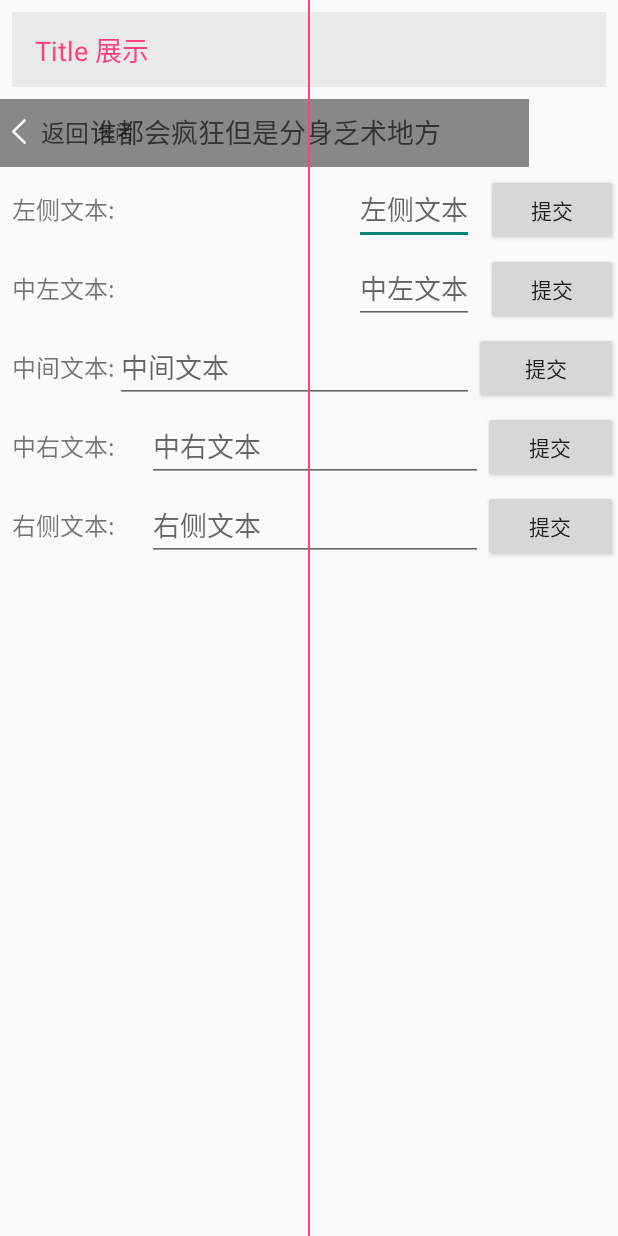
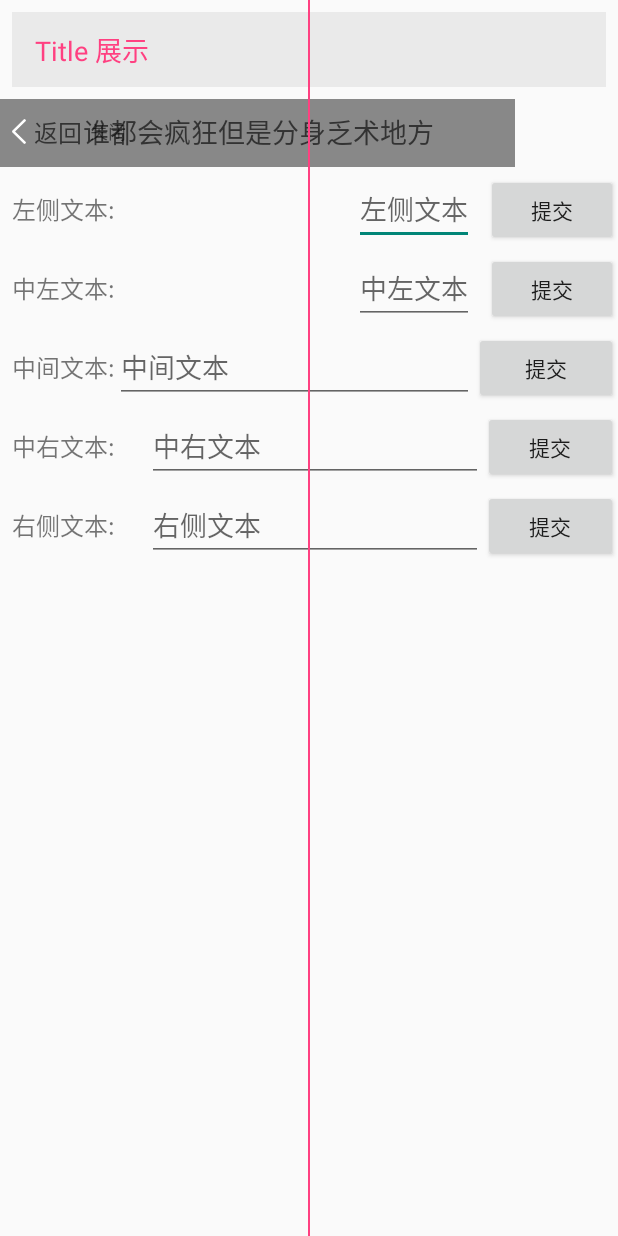
Before and after one commit to bonebug/TitleBar, an Android app: the screen it shows after launch (MainActivity), on a phone screen of 412 x 824 dp. Run offline under Robolectric (Android 15) with nearby library versions, the phone set to English and light mode, and no system bars.

Commit message:
1.抽取图片位置常量类 2.默认图片间距为5dp 3.添加输入参数类型限制

```diff
--- a/app/src/main/java/bone/com/myconstaintlayoutshowdemos/MainActivity.java
+++ b/app/src/main/java/bone/com/myconstaintlayoutshowdemos/MainActivity.java
@@ -9,7 +9,6 @@ import android.widget.Button;
 import android.widget.EditText;
 
 import gome.com.commontitlelibs.CustomTittleView;
-import gome.com.commonutilslibs.DensityUtil;
 
 public class MainActivity extends AppCompatActivity {
     private CustomTittleView tittleView;
@@ -33,7 +32,6 @@ public class MainActivity extends AppCompatActivity {
         tittleView.setLeftTittleText(leftTitle);
         tittleView.setBackgroundColor(Color.GRAY);
         tittleView.setLeftViewLeftDrawable(R.drawable.ic_message_back_arrow);
-        tittleView.getLeftView().setCompoundDrawablePadding(DensityUtil.dip2px(MainActivity.this,10));
 
         tittleView.setCenterLeftViewText("关闭");
         leftTextET = findViewById(R.id.et_leftviewtext);
--- a/commontitlelibs/src/main/java/gome/com/commontitlelibs/CustomTittleView.java
+++ b/commontitlelibs/src/main/java/gome/com/commontitlelibs/CustomTittleView.java
@@ -4,7 +4,10 @@ import android.app.Activity;
 import android.content.Context;
 import android.content.res.TypedArray;
 import android.graphics.drawable.Drawable;
+import android.support.annotation.ColorRes;
+import android.support.annotation.DrawableRes;
 import android.support.annotation.NonNull;
+import android.support.annotation.StringRes;
 import android.support.constraint.ConstraintLayout;
 import android.support.v4.content.ContextCompat;
 import android.text.TextUtils;
@@ -35,10 +38,7 @@ public final class CustomTittleView extends ConstraintLayout {
      * 标记当前是否是自定义的tittle
      */
     private boolean isCustomTittle = false;
-    private final int LEFT = 0;
-    private final int CENTER = 1;
-    private final int RIGHT = 2;
-    private final int CENTER_RIGHT = 3;
+
     /**
      * 左侧文字的图片
      */
@@ -48,6 +48,8 @@ public final class CustomTittleView extends ConstraintLayout {
      * 自定义的titleview
      */
     private View customView;
+
+
 
     public CustomTittleView(Context context, AttributeSet attrs) {
         super(context, attrs);
@@ -108,7 +110,7 @@ public final class CustomTittleView extends ConstraintLayout {
 
         //设置左侧的图片
         if (leftTextDrawable != null) {
-            setTextViewDrawable(LEFT, leftTextDrawable, LEFT);
+            setTextViewDrawable(DrawableLocationConstant.LEFT, leftTextDrawable, DrawableLocationConstant.LEFT);
         }
 
     }
@@ -126,12 +128,12 @@ public final class CustomTittleView extends ConstraintLayout {
      * 页面初始化
      */
     private void init() {
-        mLeftTextView = (GomeTextView) findViewById(R.id.base_left);
-        mCenterTextView = (GomeTextView) findViewById(R.id.centertext);
-        mRightTextView = (GomeTextView) findViewById(R.id.base_right);
-        mCustomTittle = (ViewGroup) findViewById(R.id.fl_basetittle_content);
-        mCenterRightView = (GomeTextView) findViewById(R.id.centertext_right);
-        mCenterLeftView = (GomeTextView) findViewById(R.id.centertext_left);
+        mLeftTextView =  findViewById(R.id.base_left);
+        mCenterTextView =  findViewById(R.id.centertext);
+        mRightTextView =  findViewById(R.id.base_right);
+        mCustomTittle =  findViewById(R.id.fl_basetittle_content);
+        mCenterRightView =  findViewById(R.id.centertext_right);
+        mCenterLeftView =  findViewById(R.id.centertext_left);
     }
 
     /**
@@ -197,17 +199,17 @@ public final class CustomTittleView extends ConstraintLayout {
     /**
      * 设置 公共tittle 显示
      */
-    private void setViewVisiable(int type) {
+    private void setViewVisiable(@DrawableLocationConstant.DrawableLocation int type) {
         setVisibility(VISIBLE);
         if (!isCustomTittle) {
             switch (type) {
-                case LEFT:
+                case DrawableLocationConstant.LEFT:
                     mLeftTextView.setVisibility(VISIBLE);
                     break;
-                case CENTER:
+                case DrawableLocationConstant.CENTER:
                     mCenterTextView.setVisibility(VISIBLE);
                     break;
-                case RIGHT:
+                case DrawableLocationConstant.RIGHT:
                     mRightTextView.setVisibility(VISIBLE);
                     break;
                 default:
@@ -225,17 +227,17 @@ public final class CustomTittleView extends ConstraintLayout {
      * @param drawableLocation 0: left 1:right
      *                         图片位置
      */
-    public void setTextViewDrawable(int viewType, Drawable drawable, int drawableLocation) {
+    public void setTextViewDrawable(int viewType, Drawable drawable,@DrawableLocationConstant.DrawableLocation int drawableLocation) {
         drawable = getAvailableDrawable(drawable);
         setViewVisiable(viewType);
         switch (viewType) {
-            case LEFT:
+            case DrawableLocationConstant.LEFT:
                 setTextViewDrawableWithLocation(mLeftTextView, drawable, drawableLocation);
                 break;
-            case CENTER:
+            case DrawableLocationConstant.CENTER:
                 setTextViewDrawableWithLocation(mCenterTextView, drawable, drawableLocation);
                 break;
-            case RIGHT:
+            case DrawableLocationConstant.RIGHT:
                 setTextViewDrawableWithLocation(mRightTextView, drawable, drawableLocation);
                 break;
             default:
@@ -252,17 +254,17 @@ public final class CustomTittleView extends ConstraintLayout {
      * @param drawableLocation 0: left 1:right
      *                         图片位置
      */
-    public void setTextViewDrawableResource(int viewType, int drawableId, int drawableLocation) {
+    public void setTextViewDrawableResource(int viewType, @DrawableRes int drawableId, @DrawableLocationConstant.DrawableLocation int drawableLocation) {
         Drawable drawable = getViewDrawable(drawableId);
         setViewVisiable(viewType);
         switch (viewType) {
-            case LEFT:
+            case DrawableLocationConstant.LEFT:
                 setTextViewDrawableWithLocation(mLeftTextView, drawable, drawableLocation);
                 break;
-            case CENTER:
+            case DrawableLocationConstant.CENTER:
                 setTextViewDrawableWithLocation(mCenterTextView, drawable, drawableLocation);
                 break;
-            case RIGHT:
+            case DrawableLocationConstant.RIGHT:
                 setTextViewDrawableWithLocation(mRightTextView, drawable, drawableLocation);
                 break;
             default:
@@ -278,12 +280,12 @@ public final class CustomTittleView extends ConstraintLayout {
      * @param drawable
      * @param drawableLocation
      */
-    private void setTextViewDrawableWithLocation(TextView view, Drawable drawable, int drawableLocation) {
+    private void setTextViewDrawableWithLocation(TextView view, Drawable drawable,@DrawableLocationConstant.DrawableLocation int drawableLocation) {
         switch (drawableLocation) {
-            case LEFT:
+            case DrawableLocationConstant.LEFT:
                 view.setCompoundDrawables(drawable, null, null, null); // 设置左图标
                 break;
-            case RIGHT:
+            case DrawableLocationConstant.RIGHT:
                 view.setCompoundDrawables(null, null, drawable, null); // 设置右图标
                 break;
             default:
@@ -298,7 +300,7 @@ public final class CustomTittleView extends ConstraintLayout {
      *
      * @param colorId eg: R.color.blue
      */
-    public void setLeftTextColorResourceId(int colorId) {
+    public void setLeftTextColorResourceId(@ColorRes int colorId) {
         setTextColor(mLeftTextView, colorId);
     }
 
@@ -308,7 +310,7 @@ public final class CustomTittleView extends ConstraintLayout {
      *
      * @param colorId eg: R.color.blue
      */
-    public void setCenterTextColorResourceId(int colorId) {
+    public void setCenterTextColorResourceId(@ColorRes int colorId) {
 
         setTextColor(mCenterTextView, colorId);
 
@@ -320,7 +322,7 @@ public final class CustomTittleView extends ConstraintLayout {
      *
      * @param colorId eg: R.color.blue
      */
-    public void setRightTextColorResourceId(int colorId) {
+    public void setRightTextColorResourceId(@ColorRes int colorId) {
 
         setTextColor(mRightTextView, colorId);
 
@@ -332,7 +334,7 @@ public final class CustomTittleView extends ConstraintLayout {
      *
      * @param resourceID eg:R.color.black
      */
-    public void setCenterRightViewTextColorResourceId(int resourceID) {
+    public void setCenterRightViewTextColorResourceId(@ColorRes int resourceID) {
         setTextColor(mCenterRightView, resourceID);
     }
 
@@ -344,7 +346,7 @@ public final class CustomTittleView extends ConstraintLayout {
      * @param view            设置颜色的文本控件
      * @param colorResourceID 颜色对应的资源值  eg:R.color.blue
      */
-    private void setTextColor(TextView view, int colorResourceID) {
+    private void setTextColor(TextView view, @ColorRes int colorResourceID) {
         view.setTextColor(ContextCompat.getColor(getContext(), colorResourceID));
     }
 
@@ -354,7 +356,7 @@ public final class CustomTittleView extends ConstraintLayout {
      * @param drawableID
      * @return
      */
-    private Drawable getViewDrawable(int drawableID) {
+    private Drawable getViewDrawable(@DrawableRes int drawableID) {
 
         Drawable drawable = ContextCompat.getDrawable(getContext(), drawableID);
 
@@ -416,7 +418,7 @@ public final class CustomTittleView extends ConstraintLayout {
      * @param resouceID 文字对应的ID
      */
 
-    public void setLeftTittleText(int resouceID) {
+    public void setLeftTittleText(@StringRes int resouceID) {
         setTextViewText(mLeftTextView, resouceID);
     }
 
@@ -434,7 +436,7 @@ public final class CustomTittleView extends ConstraintLayout {
      *
      * @param resouceID 文本对应的ID
      */
-    public void setRightTitleText(int resouceID) {
+    public void setRightTitleText(@StringRes int resouceID) {
         setTextViewText(mRightTextView, resouceID);
     }
 
@@ -453,7 +455,7 @@ public final class CustomTittleView extends ConstraintLayout {
      *
      * @param resouceID
      */
-    public void setCenterTitleText(int resouceID) {
+    public void setCenterTitleText(@StringRes int resouceID) {
         setTextViewText(mCenterTextView, resouceID);
     }
 
@@ -481,7 +483,7 @@ public final class CustomTittleView extends ConstraintLayout {
      *
      * @param contentID
      */
-    public void setCenterRightViewText(int contentID) {
+    public void setCenterRightViewText(@StringRes int contentID) {
         setTextViewText(mCenterRightView, contentID);
 
     }
@@ -499,7 +501,7 @@ public final class CustomTittleView extends ConstraintLayout {
      * @param contentID
      */
 
-    public void  setCenterLeftViewText(int contentID){
+    public void  setCenterLeftViewText(@StringRes int contentID){
         setTextViewText(mCenterLeftView,contentID);
     }
 
@@ -524,7 +526,7 @@ public final class CustomTittleView extends ConstraintLayout {
      * @param view
      * @param strID
      */
-    private void setTextViewText(TextView view, int strID) {
+    private void setTextViewText(TextView view, @StringRes int strID) {
         setVisibility(VISIBLE);
         view.setVisibility(VISIBLE);
         view.setText(getResources().getString(strID));
@@ -535,14 +537,14 @@ public final class CustomTittleView extends ConstraintLayout {
      *
      * @param drawableID 图片对应的ID
      */
-    public void setLeftViewLeftDrawable(int drawableID) {
+    public void setLeftViewLeftDrawable(@DrawableRes int drawableID) {
         setVisibility(View.VISIBLE);
-        setTextViewDrawableResource(LEFT, drawableID, LEFT); // 设置左图标
+        setTextViewDrawableResource(DrawableLocationConstant.LEFT, drawableID, DrawableLocationConstant.LEFT); // 设置左图标
     }
 
     public void setLeftViewTextAndLeftDrawable(String str,int drawableID) {
         setTextViewText(mLeftTextView,str);
-        setTextViewDrawableResource(LEFT, drawableID, LEFT); // 设置左图标
+        setTextViewDrawableResource(DrawableLocationConstant.LEFT, drawableID, DrawableLocationConstant.LEFT); // 设置左图标
 
     }
 
@@ -551,9 +553,9 @@ public final class CustomTittleView extends ConstraintLayout {
      *
      * @param drawableID 图片对应的ID
      */
-    public void setRightViewRightDrawable(int drawableID) {
+    public void setRightViewRightDrawable(@DrawableRes int drawableID) {
         setVisibility(View.VISIBLE);
-        setTextViewDrawableResource(RIGHT, drawableID, RIGHT); // 设置左图标
+        setTextViewDrawableResource(DrawableLocationConstant.RIGHT, drawableID, DrawableLocationConstant.RIGHT); // 设置左图标
     }
 
     /**
@@ -563,13 +565,13 @@ public final class CustomTittleView extends ConstraintLayout {
      * @param drawableID 文本对应的ID
      */
 
-    public void setRightTextAndLeftDrawable(String str, int drawableID) {
+    public void setRightTextAndLeftDrawable(String str, @DrawableRes int drawableID) {
 
         setVisibility(View.VISIBLE);
 
         setRightTitleText(str);
 
-        setTextViewDrawableResource(RIGHT, drawableID, LEFT); // 设置左图标
+        setTextViewDrawableResource(DrawableLocationConstant.RIGHT, drawableID, DrawableLocationConstant.LEFT); // 设置左图标
 
     }
 
@@ -578,14 +580,14 @@ public final class CustomTittleView extends ConstraintLayout {
      *
      * @param drawableID
      */
-    public void setCenterViewRightDrawable(int drawableID) {
+    public void setCenterViewRightDrawable(@DrawableRes int drawableID) {
 
-        setTextViewDrawableResource(CENTER, drawableID, RIGHT);
+        setTextViewDrawableResource(DrawableLocationConstant.CENTER, drawableID, DrawableLocationConstant.RIGHT);
     }
 
     public void setCenterViewTextAndRightDrawable(String  str, int drawableID) {
         setTextViewText(mCenterRightView, str);
-        setTextViewDrawableResource(CENTER, drawableID, RIGHT);
+        setTextViewDrawableResource(DrawableLocationConstant.CENTER, drawableID, DrawableLocationConstant.RIGHT);
     }
 
 
--- a/commontitlelibs/src/main/res/layout/base_title.xml
+++ b/commontitlelibs/src/main/res/layout/base_title.xml
@@ -32,6 +32,7 @@
         android:gravity="center_vertical"
         android:singleLine="true"
         android:textColor="@color/black"
+        android:drawablePadding="5dp"
         app:layout_constraintLeft_toLeftOf="parent"
         app:layout_constraintTop_toTopOf="parent"
         app:layout_constraintBottom_toBottomOf="parent"
@@ -50,6 +51,7 @@
         android:layout_marginRight="8dp"
         android:ellipsize="none"
         android:gravity="center_vertical|right"
+        android:drawablePadding="5dp"
         android:singleLine="true"
         android:textColor="@color/black"
         app:layout_constraintBottom_toBottomOf="parent"
```
Also changed, not shown: commontitlelibs/src/main/java/gome/com/commontitlelibs/DrawableLocationConstant.java (added, +26 -0 lines).
